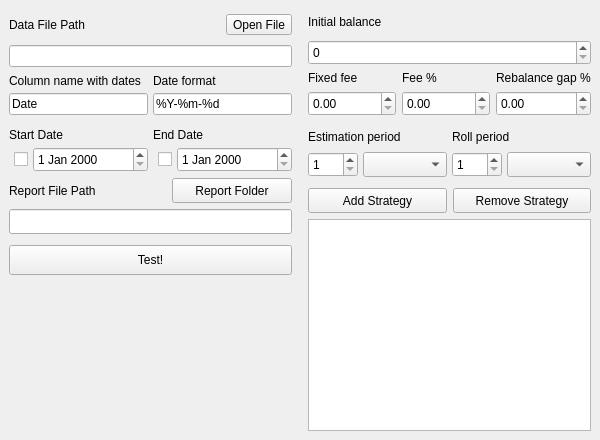
Above: hrp.ui from daniilmann/hrp before the change. Below: the same form after it.
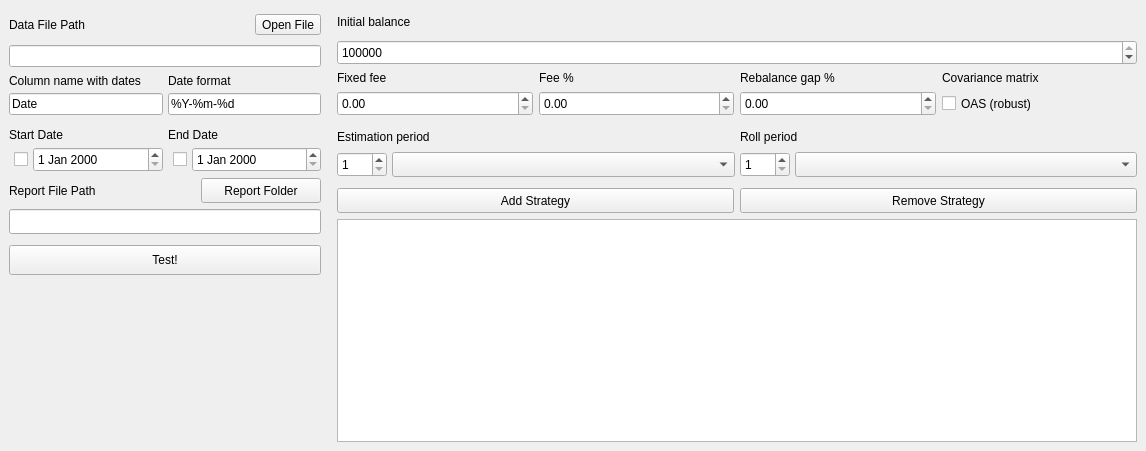
That is the form after the change.

The edit to the form file:
```diff
--- a/hrp.ui
+++ b/hrp.ui
@@ -9,8 +9,8 @@
    <rect>
     <x>0</x>
     <y>0</y>
-    <width>600</width>
-    <height>440</height>
+    <width>1146</width>
+    <height>451</height>
    </rect>
   </property>
   <property name="sizePolicy">
@@ -21,7 +21,7 @@
   </property>
   <property name="minimumSize">
    <size>
-    <width>600</width>
+    <width>945</width>
     <height>440</height>
    </size>
   </property>
@@ -40,6 +40,9 @@
      <layout class="QHBoxLayout" name="mainLayout">
       <item>
        <layout class="QVBoxLayout" name="configLayout">
+        <property name="sizeConstraint">
+         <enum>QLayout::SetMinimumSize</enum>
+        </property>
         <item>
          <layout class="QVBoxLayout" name="dataLayout">
           <property name="spacing">
@@ -347,6 +350,15 @@
             <height>25</height>
            </size>
           </property>
+          <property name="minimum">
+           <number>0</number>
+          </property>
+          <property name="maximum">
+           <number>999999999</number>
+          </property>
+          <property name="value">
+           <number>1000000</number>
+          </property>
          </widget>
         </item>
         <item>
@@ -420,6 +432,30 @@
             </item>
            </layout>
           </item>
+          <item>
+           <layout class="QVBoxLayout" name="covLayout">
+            <item>
+             <widget class="QLabel" name="covLabel">
+              <property name="text">
+               <string>Covariance matrix</string>
+              </property>
+             </widget>
+            </item>
+            <item>
+             <widget class="QCheckBox" name="covCheckBox">
+              <property name="minimumSize">
+               <size>
+                <width>0</width>
+                <height>25</height>
+               </size>
+              </property>
+              <property name="text">
+               <string>OAS (robust)</string>
+              </property>
+             </widget>
+            </item>
+           </layout>
+          </item>
          </layout>
         </item>
         <item>
@@ -584,7 +620,7 @@
           </property>
           <property name="minimumSize">
            <size>
-            <width>200</width>
+            <width>800</width>
             <height>60</height>
            </size>
           </property>
```
Left out of the diff: 6 changed lines with no effect on the pictures.
